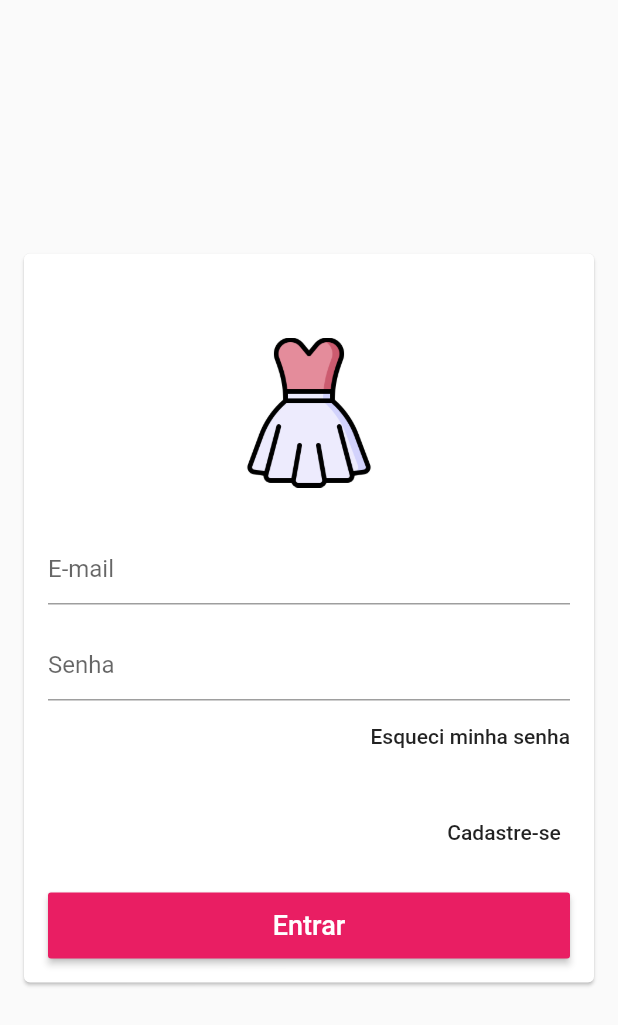
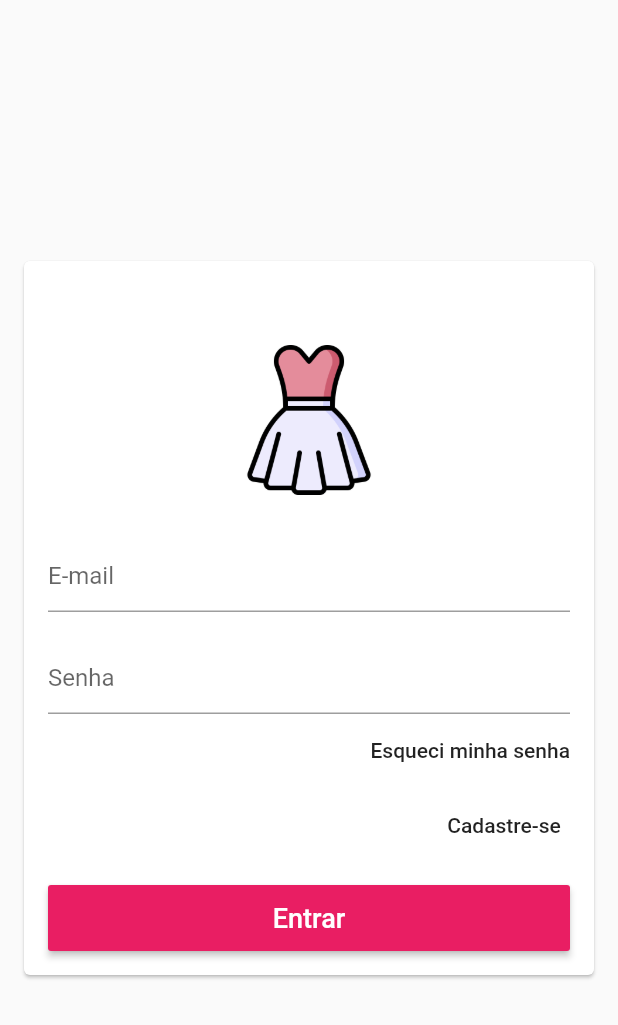
Before and after one commit to JVictoor/appLojaRoupas, a Flutter app: the screen it shows after launch, on a phone screen of 412 x 824 dp. Shown: the top 1025 px of the screen. Run offline on Flutter 3.47's test engine with Material 2 defaults, Android fonts, the phone set to English and light mode, and no system bars; our stand-ins replace cloud_firestore, firebase_auth; missing offline and left inert: cloud_firestore_web, firebase_auth_web, firebase_core_web; accounts and stored records are empty.

Commit message:
corrigindo a altura do login iniciar

```diff
--- a/lib/pages/loginscreen.dart
+++ b/lib/pages/loginscreen.dart
@@ -38,7 +38,7 @@ class LoginScreen extends StatelessWidget {
                 Container(
                   width: 100,
                   height: 100,
-                  child: Image.asset('assets/vestido.png'),
+                  child: Image.asset('assets/vestido.png'),//imagem do
                 ),
 
                 Container(height:30),//espaço
@@ -55,7 +55,7 @@ class LoginScreen extends StatelessWidget {
                   },
                 ),
                 const SizedBox(
-                  height: 16,
+                  height: 20,//altura do e-mail e senha
                 ),
                 TextFormField(
                   controller: _passController,
@@ -77,7 +77,7 @@ class LoginScreen extends StatelessWidget {
                   ),
                 ),
                 const SizedBox(
-                  height: 16,
+                  height: 2,//altura do esqueci minha senha e do cadastre-se
                 ),
                 Align(
                   alignment: Alignment.centerRight,
--- a/lib/pages/products_list.dart
+++ b/lib/pages/products_list.dart
@@ -64,9 +64,6 @@ class ProductsList extends StatelessWidget {
 	                      fontWeight: FontWeight.w800,
 	                    ),
 	                  ),
-
-
-
 	                ],
 	              ),
 	            )
```
